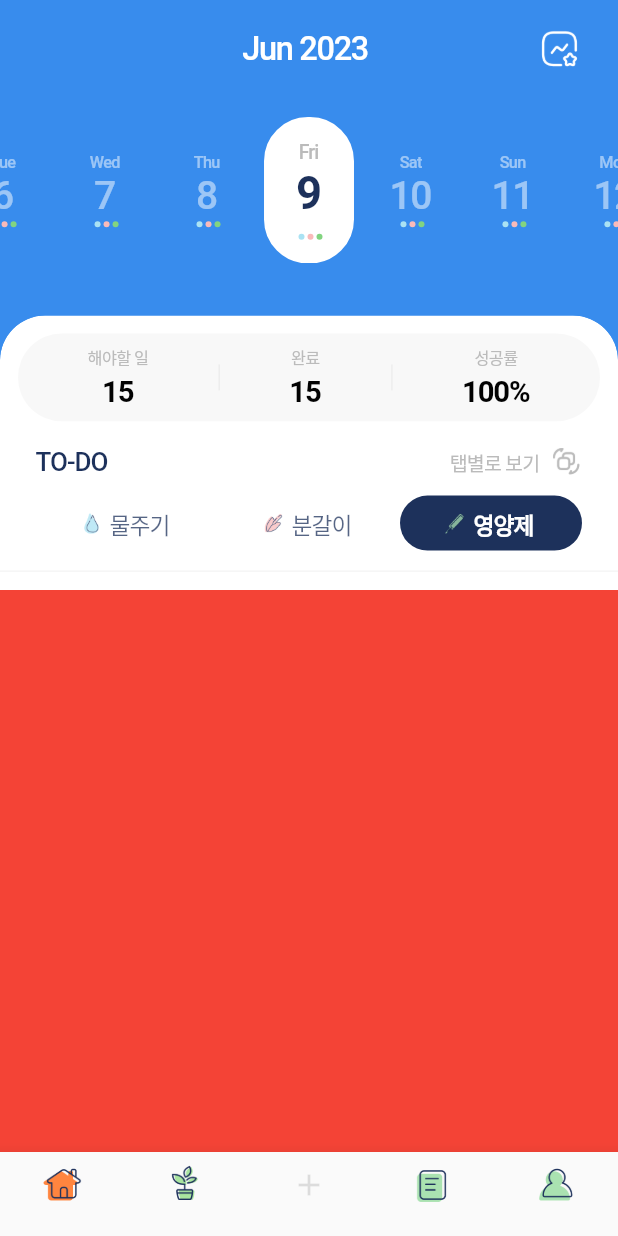
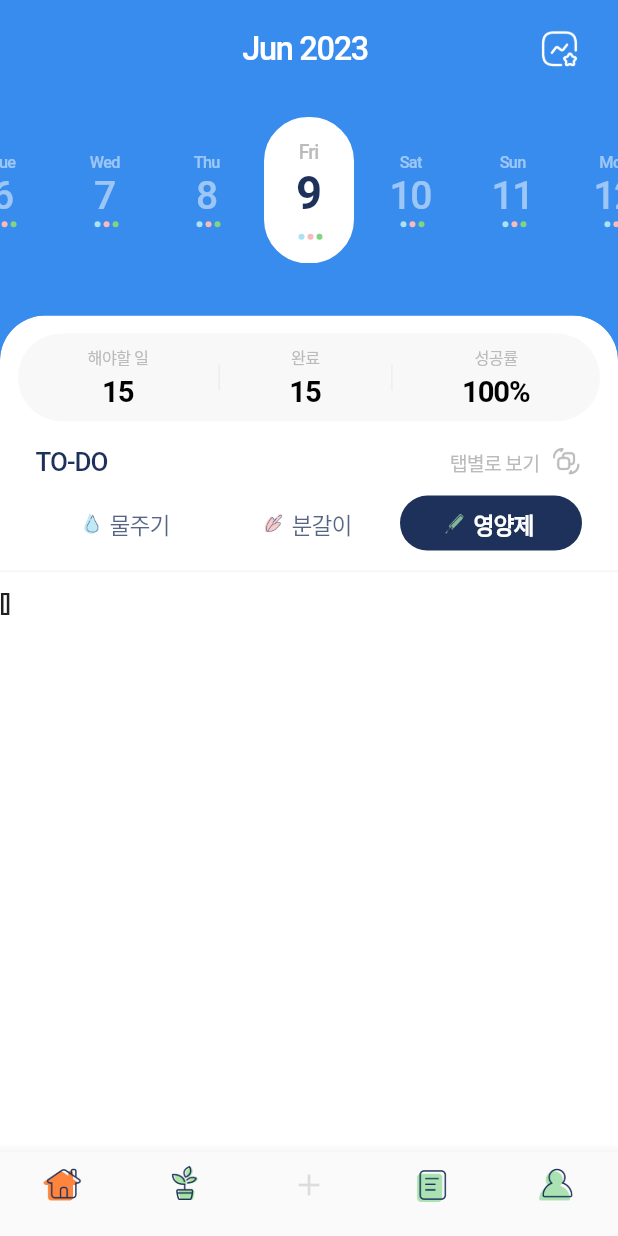
Before and after one commit to sungheeyoon/flutter-plant-plan, a Flutter app: the screen it shows after launch, after a tap on "영양제", on a phone screen of 412 x 824 dp. Run offline on Flutter 3.47's test engine with Material 2 defaults, Android fonts, the phone set to English and light mode, and no system bars; our stand-ins replace cached_network_image, calendar_date_picker2, cloud_firestore, firebase_auth, firebase_core, firebase_storage and 12 more; missing offline and left inert: korea_regexp; accounts and stored records are empty; Roboto replaces fonts that are missing (Pretendard).

Commit message:
Adding userInfoProvider

```diff
--- a/lib/add/view/add_third_screen.dart
+++ b/lib/add/view/add_third_screen.dart
@@ -31,6 +31,7 @@ class AddThirdScreen extends ConsumerWidget {
     final selectedPlant = ref.watch(selectedPlantProvider);
     final selectedPhoto = ref.watch(photoProvider);
     final plantState = ref.watch(plantInformationProvider);
+
     final FirebaseStorage storage = FirebaseStorage.instance;
 
     Future<String> uploadPhoto(File? photo, String uid) async {
@@ -177,8 +178,6 @@ class AddThirdScreen extends ConsumerWidget {
         onPressed: () async {
           if (selectedPlant != null) {
             insertNewPlant();
-            //유저 uid 경로에 데이터 저장
-            //식물리스트 페이지로이동
             Navigator.pushNamed(context, HomeScreen.routeName);
           }
         },
--- /dev/null
+++ b/lib/common/provider/userInfoProvider.dart
@@ -0,0 +1,53 @@
+import 'package:cloud_firestore/cloud_firestore.dart';
+import 'package:firebase_auth/firebase_auth.dart';
+import 'package:flutter_riverpod/flutter_riverpod.dart';
+import 'package:plant_plan/add/model/plant_information_model.dart';
+import 'package:plant_plan/add/model/plant_model.dart';
+import 'package:plant_plan/common/model/user_info_model.dart';
+
+final userInfoProvider =
+    StateNotifierProvider<UserInfoNotifier, List<UserInfoModel>>((ref) {
+  return UserInfoNotifier();
+});
+
+class UserInfoNotifier extends StateNotifier<List<UserInfoModel>> {
+  UserInfoNotifier() : super([]);
+
+  void fetchUserData() async {
+    final FirebaseAuth auth = FirebaseAuth.instance;
+    final user = auth.currentUser;
+    final List<UserInfoModel> datas = [];
+    if (user != null) {
+      final uid = user.uid;
+      final userDataSnapshot = await FirebaseFirestore.instance
+          .collection('users')
+          .doc(uid)
+          .collection('plants')
+          .get();
+
+      // userDataSnapshot로부터 데이터 추출
+      final userData = userDataSnapshot.docs.map((doc) => doc.data()).toList();
+
+      for (var data in userData) {
+        final info = PlantInformationModel.fromJson(
+          data['plantInformation'],
+        );
+        final plant = PlantModel.fromJson(
+          {
+            'id': data['id'],
+            'image': data['image'],
+            'name': data['name'],
+          },
+        );
+
+        datas.add(
+          UserInfoModel(
+              info: info,
+              plant: plant,
+              selectedPhotoUrl: data['selectedPhotoUrl']),
+        );
+      }
+    }
+    state = datas;
+  }
+}
--- a/lib/common/view/home_screen.dart
+++ b/lib/common/view/home_screen.dart
@@ -1,32 +1,29 @@
-import 'package:cloud_firestore/cloud_firestore.dart';
 import 'package:firebase_auth/firebase_auth.dart';
 import 'package:flutter/material.dart';
+import 'package:flutter_riverpod/flutter_riverpod.dart';
 import 'package:flutter_screenutil/flutter_screenutil.dart';
-import 'package:plant_plan/add/model/plant_information_model.dart';
-import 'package:plant_plan/add/model/plant_model.dart';
 import 'package:plant_plan/add/provider/plant_information_provider.dart';
 import 'package:plant_plan/common/layout/default_layout.dart';
-import 'package:plant_plan/common/model/user_info_model.dart';
+import 'package:plant_plan/common/provider/userInfoProvider.dart';
 import 'package:plant_plan/common/widget/home_calendar.dart';
 import 'package:plant_plan/utils/colors.dart';
 
-class HomeScreen extends StatefulWidget {
+class HomeScreen extends ConsumerStatefulWidget {
   static String get routeName => 'home';
   const HomeScreen({super.key});
 
   @override
-  State<HomeScreen> createState() => _HomeScreenState();
+  ConsumerState<HomeScreen> createState() => _HomeScreenState();
 }
 
-class _HomeScreenState extends State<HomeScreen> {
+class _HomeScreenState extends ConsumerState<HomeScreen> {
   final PageController _pageController = PageController(initialPage: 0);
   int _currentPageIndex = 0;
   final FirebaseAuth auth = FirebaseAuth.instance;
   @override
   void initState() {
-    // TODO: implement initState
     super.initState();
-    fetchUserData();
+    ref.read(userInfoProvider.notifier).fetchUserData();
   }
 
   @override
@@ -35,45 +32,9 @@ class _HomeScreenState extends State<HomeScreen> {
     super.dispose();
   }
 
-  void fetchUserData() async {
-    final user = auth.currentUser;
-    final List<UserInfoModel> datas = [];
-    if (user != null) {
-      final uid = user.uid;
-      final userDataSnapshot = await FirebaseFirestore.instance
-          .collection('users')
-          .doc(uid)
-          .collection('plants')
-          .get();
-
-      // userDataSnapshot로부터 데이터 추출
-      final userData = userDataSnapshot.docs.map((doc) => doc.data()).toList();
-
-      for (var data in userData) {
-        final info = PlantInformationModel.fromJson(
-          data['plantInformation'],
-        );
-        final plant = PlantModel.fromJson(
-          {
-            'id': data['id'],
-            'image': data['image'],
-            'name': data['name'],
-          },
-        );
-
-        datas.add(
-          UserInfoModel(
-              info: info,
-              plant: plant,
-              selectedPhotoUrl: data['selectedPhotoUrl']),
-        );
-      }
-    }
-    print('datas:$datas');
-  }
-
   @override
   Widget build(BuildContext context) {
+    final userInfo = ref.watch(userInfoProvider);
     return DefaultLayout(
       backgroundColor: pointColor2,
       child: SingleChildScrollView(
@@ -513,7 +474,9 @@ class _HomeScreenState extends State<HomeScreen> {
                                 ),
                               ),
                             ),
-                            Container(color: Colors.red),
+                            Container(
+                              child: Text('$userInfo'),
+                            ),
                           ],
                         ),
                       ),
```
